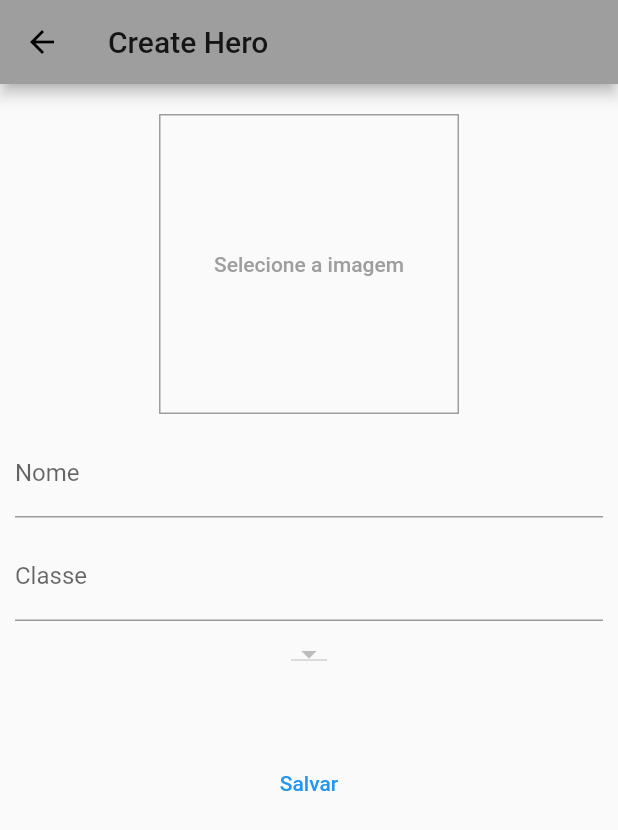
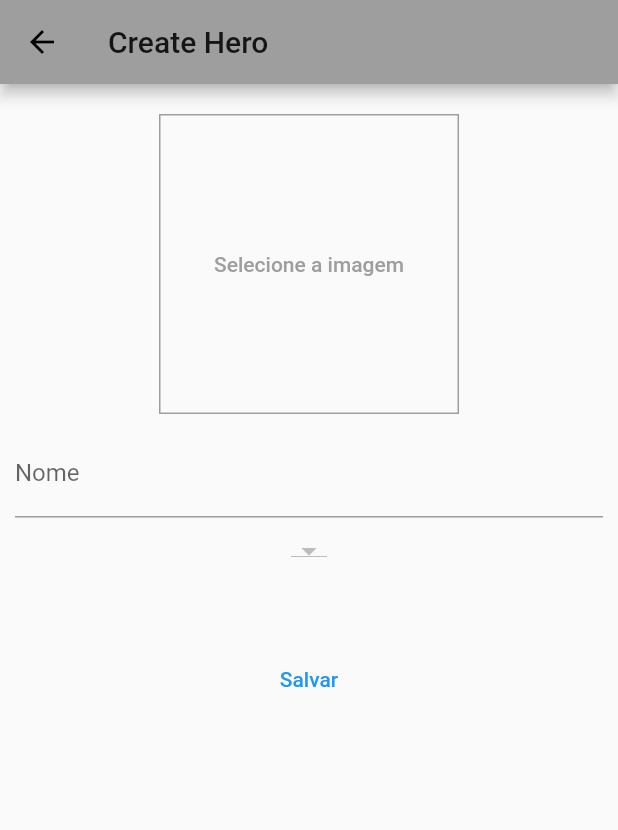
Before and after one commit to ArantesVictor/my_hero_app, a Flutter app: the CreateHero screen opened by its route, after a tap on "Salvar", on a phone screen of 412 x 824 dp. Shown: the top 830 px of the screen. Run offline on Flutter 3.47's test engine with Material 2 defaults, Android fonts, the phone set to English and light mode, and no system bars; our stand-ins replace image_picker; network calls fail.

Commit message:
dropdown corrigido

```diff
--- a/lib/presentation_flow/create_hero/presentation/create_hero_view.dart
+++ b/lib/presentation_flow/create_hero/presentation/create_hero_view.dart
@@ -13,7 +13,6 @@ class CreateHero extends StatefulWidget {
 
 class _CreateHeroState extends State<CreateHero> {
   final _nameController = TextEditingController();
-  final _classController = TextEditingController();
   String _classSelectedController;
 
   var _dropdowList;
@@ -30,15 +29,13 @@ class _CreateHeroState extends State<CreateHero> {
   }
 
   void _submitForm() {
-    if (_nameController.text.isEmpty ||
-        _classController.text.isEmpty ||
-        _pickedImage == null) {
+    if (_nameController.text.isEmpty || _pickedImage == null) {
       return;
     }
 
     Provider.of<HeroProvider>(context, listen: false).addHero(
       _nameController.text,
-      _classController.text,
+      _classSelectedController,
       _pickedImage,
     );
 
@@ -86,13 +83,6 @@ class _CreateHeroState extends State<CreateHero> {
                     ),
                   ),
                   SizedBox(height: 10),
-                  TextField(
-                    controller: _classController,
-                    decoration: InputDecoration(
-                      labelText: 'Classe',
-                    ),
-                  ),
-                  SizedBox(height: 10),
                   DropdownButton<String>(
                     items: _dropdowList,
                     onChanged: (String newValue) {
```
